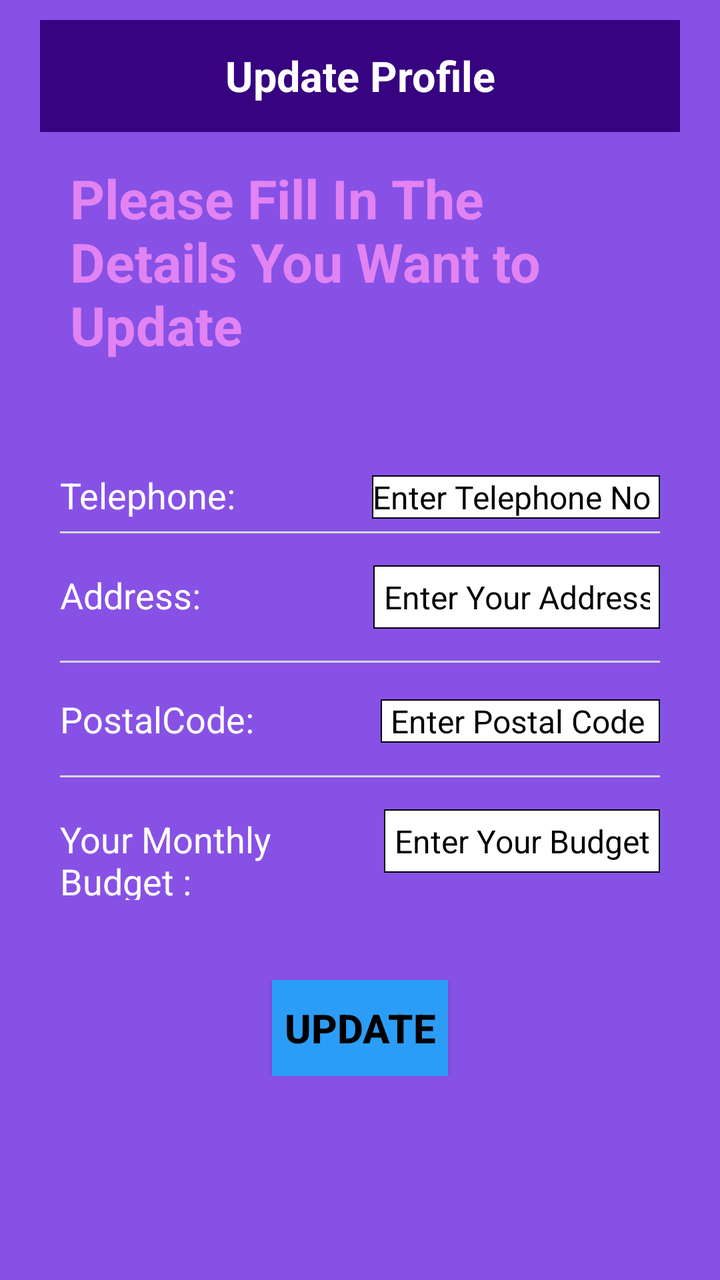
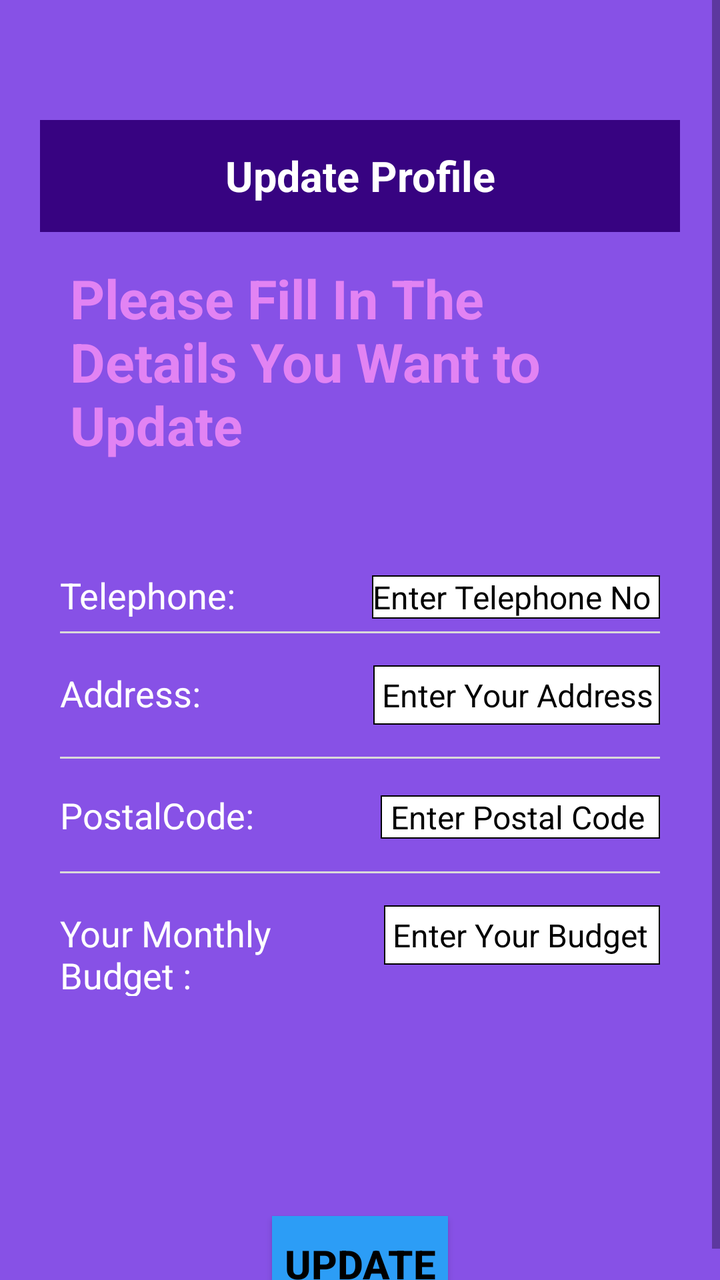

Before-and-after screenshots of an Android layout around one commit, followed by the original layout XML and the change that was made.
<!-- AndroidManifest.xml: application theme Theme.FinanceFit -->
<!-- res/layout/activity_update_profile.xml -->
<?xml version="1.0" encoding="utf-8"?>
<ScrollView xmlns:android="http://schemas.android.com/apk/res/android"
    xmlns:app="http://schemas.android.com/apk/res-auto"
    xmlns:tools="http://schemas.android.com/tools"
    android:layout_width="match_parent"
    android:layout_height="match_parent"
    android:background="#8751E6">
    <LinearLayout
        android:layout_width="match_parent"
        android:layout_height="match_parent"
        android:paddingRight="20sp"
        android:paddingLeft="20sp"
        android:background="#8751E6"
        android:paddingTop="10sp"
        tools:context=".UpdateProfileActivity"
        android:orientation="vertical">

        <RelativeLayout
            android:layout_width="match_parent"
            android:layout_height="?actionBarSize"
            android:background="#370381"
            android:id="@+id/ToolbarDash">

            <TextView
                android:layout_width="match_parent"
                android:layout_height="wrap_content"
                android:textSize="21sp"
                android:textStyle="bold"
                android:textColor="#fff"
                android:text="Update Profile"
                android:textAlignment="center"
                android:layout_centerVertical="true"/>
        </RelativeLayout>

        <TextView
            android:layout_width="wrap_content"
            android:layout_height="wrap_content"
            android:layout_margin="15sp"
            android:text="Please Fill In The Details You Want to Update "
            android:textColor="#E283F3"
            android:textSize="27sp"
            android:textStyle="bold"/>

        <LinearLayout
            android:layout_width="match_parent"
            android:layout_height="wrap_content"
            android:layout_marginTop="40sp"
            android:layout_marginRight="10sp"
            android:layout_marginLeft="10sp"
            android:orientation="horizontal">

            <TextView
                android:id="@+id/textView4"
                android:layout_width="wrap_content"
                android:layout_height="wrap_content"
                android:layout_weight="1"
                android:text="Telephone:"
                android:textColor="#fff"
                android:textSize="18sp" />

            <EditText
                android:id="@+id/edtText1"
                android:layout_width="wrap_content"
                android:layout_height="wrap_content"
                android:background="@drawable/edt_text_bg"
                android:layout_weight="1"
                android:hint="Enter Telephone No  "
                android:ems="4"
                android:inputType="number"
                android:textColorHint="#000"
                android:textColor="#000"
                android:textAlignment="viewEnd"
                android:textSize="16sp" />
        </LinearLayout>

        <View
            android:id="@+id/view3"
            android:layout_width="match_parent"
            android:layout_height="1sp"
            android:layout_marginStart="10sp"
            android:layout_marginTop="6sp"
            android:layout_marginEnd="10sp"
            android:layout_marginBottom="6sp"
            android:background="#D9D9D9" />

        <LinearLayout
            android:layout_width="match_parent"
            android:layout_height="wrap_content"
            android:layout_margin="10sp"
            android:orientation="horizontal">

            <TextView
                android:id="@+id/textView17"
                android:layout_width="wrap_content"
                android:layout_height="wrap_content"
                android:layout_weight="1"
                android:text="Address:"
                android:textColor="#fff"
                android:textSize="18sp" />

            <EditText
                android:id="@+id/edtText2"
                android:layout_width="wrap_content"
                android:layout_height="wrap_content"
                android:layout_weight="1"
                android:background="@drawable/edt_text_bg"
                android:padding="5sp"
                android:hint="Enter Your Address "
                android:ems="3"
                android:inputType="text"
                android:textColorHint="#000"
                android:textColor="#000"
                android:textAlignment="viewEnd"
                android:textSize="16sp" />
        </LinearLayout>

        <View
            android:id="@+id/view4"
            android:layout_width="match_parent"
            android:layout_height="1sp"
            android:layout_marginStart="10sp"
            android:layout_marginTop="6sp"
            android:layout_marginEnd="10sp"
            android:layout_marginBottom="6sp"
            android:background="#D9D9D9" />

        <LinearLayout
            android:layout_width="match_parent"
            android:layout_height="wrap_content"
            android:layout_margin="10sp"
            android:orientation="horizontal">

            <TextView
                android:id="@+id/textView18"
                android:layout_width="wrap_content"
                android:layout_height="wrap_content"
                android:layout_weight="1"
                android:text="PostalCode:"
                android:textColor="#fff"
                android:textSize="18sp" />

            <EditText
                android:id="@+id/textView5"
                android:layout_width="wrap_content"
                android:layout_height="wrap_content"
                android:layout_weight="1"
                android:background="@drawable/edt_text_bg"
                android:hint="Enter Postal Code  "
                android:ems="4"
                android:inputType="number"
                android:textAlignment="viewEnd"
                android:textColorHint="#000"
                android:textColor="#000"
                android:textSize="16sp" />
        </LinearLayout>
        <View
            android:id="@+id/view20"
            android:layout_width="match_parent"
            android:layout_height="1sp"
            android:layout_marginStart="10sp"
            android:layout_marginTop="6sp"
            android:layout_marginEnd="10sp"
            android:layout_marginBottom="6sp"
            android:background="#D9D9D9" />
        <LinearLayout
            android:layout_width="match_parent"
            android:layout_height="wrap_content"
            android:layout_margin="10sp"
            android:orientation="horizontal">

            <TextView
                android:id="@+id/textView21"
                android:layout_width="wrap_content"
                android:layout_height="wrap_content"
                android:layout_weight="1"
                android:text="Your Monthly Budget :"
                android:textColor="#fff"
                android:textSize="18sp" />

            <EditText
                android:id="@+id/edtBudget"
                android:layout_width="wrap_content"
                android:layout_height="wrap_content"
                android:layout_weight="1"
                android:background="@drawable/edt_text_bg"
                android:hint="Enter Your Budget "
                android:ems="8"
                android:padding="5sp"
                android:inputType="number"
                android:textAlignment="viewEnd"
                android:textColorHint="#000"
                android:textColor="#000"
                android:textSize="16sp" />
        </LinearLayout>
        <androidx.appcompat.widget.AppCompatButton
            android:layout_width="wrap_content"
            android:layout_height="wrap_content"
            android:layout_marginTop="30sp"
            android:text="UPDATE"
            android:textColor="#000"
            android:textSize="20sp"
            android:layout_gravity="center"
            android:textStyle="bold"
            android:background="#2C9DF6"
            android:id="@+id/btnUpdate"/>

    </LinearLayout>
</ScrollView>
<!-- resources referenced by this layout -->
<resources>
  <!-- drawable edt_text_bg (drawable) -->
  <?xml version="1.0" encoding="utf-8"?>
  <shape xmlns:android="http://schemas.android.com/apk/res/android">
      <solid android:color="@color/white"/>
      <stroke android:color="@color/black" android:width="2px"/>
  
  </shape>
  <style name="Theme.FinanceFit" parent="Theme.MaterialComponents.DayNight.NoActionBar">
          
          <item name="colorPrimary">@color/purple_500</item>
          <item name="colorPrimaryVariant">@color/purple_700</item>
          <item name="colorOnPrimary">@color/white</item>
          
          <item name="colorSecondary">@color/teal_200</item>
          <item name="colorSecondaryVariant">@color/teal_700</item>
          <item name="colorOnSecondary">@color/black</item>
          
          <item name="android:statusBarColor">#130041</item>
  
          
      </style>
  <color name="white">#FFFFFFFF</color>
  <color name="black">#FF000000</color>
  <color name="purple_500">#FF6200EE</color>
  <color name="purple_700">#FF3700B3</color>
  <color name="teal_200">#FF03DAC5</color>
  <color name="teal_700">#FF018786</color>
</resources>

<!-- the commit's change to res/layout/activity_update_profile.xml (unified diff, before → after) -->
@@ -19,6 +19,7 @@
             android:layout_width="match_parent"
             android:layout_height="?actionBarSize"
             android:background="#370381"
+            android:layout_marginTop="50sp"
             android:id="@+id/ToolbarDash">
 
             <TextView
@@ -104,7 +105,7 @@
                 android:layout_height="wrap_content"
                 android:layout_weight="1"
                 android:background="@drawable/edt_text_bg"
-                android:padding="5sp"
+                android:padding="4sp"
                 android:hint="Enter Your Address "
                 android:ems="3"
                 android:inputType="text"
@@ -185,7 +186,7 @@
                 android:background="@drawable/edt_text_bg"
                 android:hint="Enter Your Budget "
                 android:ems="8"
-                android:padding="5sp"
+                android:padding="4sp"
                 android:inputType="number"
                 android:textAlignment="viewEnd"
                 android:textColorHint="#000"
@@ -195,7 +196,7 @@
         <androidx.appcompat.widget.AppCompatButton
             android:layout_width="wrap_content"
             android:layout_height="wrap_content"
-            android:layout_marginTop="30sp"
+            android:layout_marginTop="100sp"
             android:text="UPDATE"
             android:textColor="#000"
             android:textSize="20sp"
